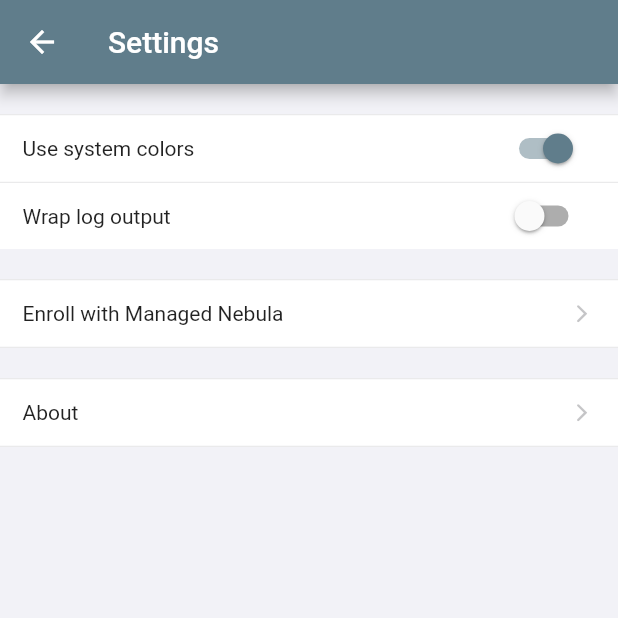
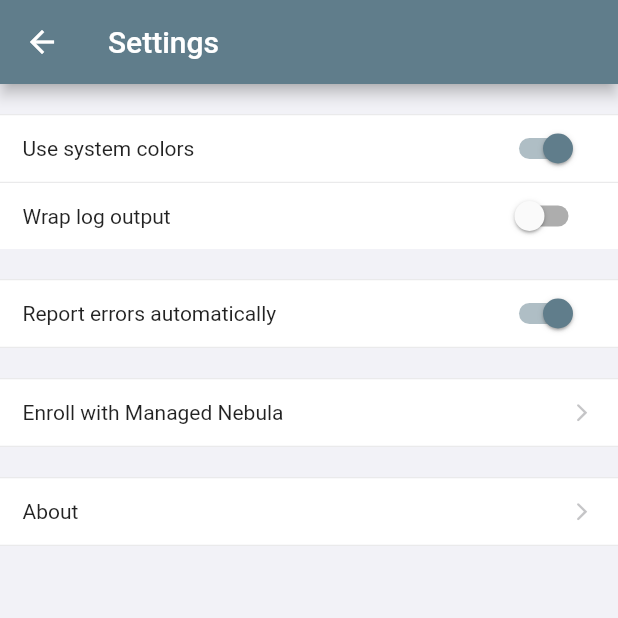
Before and after one commit to DefinedNet/mobile_nebula, a Flutter app: the screen it shows after launch, after a tap on the "menu" icon, on a phone screen of 412 x 824 dp, the top half of it. Run offline on Flutter 3.47's test engine with Material 3 defaults, Android fonts, the phone set to English and light mode, and no system bars; drawn by our look-alikes of flutter_platform_widgets; our stand-ins replace file_picker, flutter_svg, package_info_plus, pull_to_refresh, sentry_flutter, share_plus; missing offline and left inert: mobile_scanner; Roboto replaces fonts that are missing (PublicSans).

Commit message:
Add Sentry crash-reporting opt-out (#211)
* Add Sentry opt-out

* [chore] Remove inaccurate comment

* Prevent line-wrap in iOS

```diff
--- a/lib/main.dart
+++ b/lib/main.dart
@@ -2,7 +2,7 @@ import 'dart:async';
 
 import 'package:flutter/cupertino.dart' show CupertinoThemeData, DefaultCupertinoLocalizations;
 import 'package:flutter/material.dart'
-    show BottomSheetThemeData, Colors, DefaultMaterialLocalizations, ThemeData, ThemeMode, MaterialApp, Scaffold;
+    show BottomSheetThemeData, Colors, DefaultMaterialLocalizations, ThemeData, ThemeMode;
 import 'package:flutter/scheduler.dart';
 import 'package:flutter/services.dart';
 import 'package:flutter/widgets.dart';
@@ -15,6 +15,9 @@ import 'package:sentry_flutter/sentry_flutter.dart';
 
 Future<void> main() async {
   usePathUrlStrategy();
+
+  var settings = Settings();
+  if (settings.trackErrors) {
     await SentryFlutter.init(
       (options) {
         options.dsn = 'https://96106df405ade3f013187dfc8e4200e7@o920269.ingest.us.sentry.io/4508132321001472';
@@ -25,8 +28,9 @@ Future<void> main() async {
       },
       appRunner: () => runApp(Main()),
     );
-
-  // or define SENTRY_DSN via Dart environment variable (--dart-define)
+  } else {
+    runApp(Main());
+  }
 }
 
 //TODO: EventChannel might be better than the stream controller we are using now
--- a/lib/screens/SettingsScreen.dart
+++ b/lib/screens/SettingsScreen.dart
@@ -86,9 +86,26 @@ class _SettingsScreenState extends State<SettingsScreen> {
     ));
 
     items.add(ConfigSection(children: [
+      ConfigItem(
+          label: Text('Report errors automatically'),
+          labelWidth: 250,
+          content: Align(
+              alignment: Alignment.centerRight,
+              child: Switch.adaptive(
+                materialTapTargetSize: MaterialTapTargetSize.shrinkWrap,
+                value: settings.trackErrors,
+                onChanged: (value) {
+                  setState(() {
+                    settings.trackErrors = value;
+                  });
+                },
+              ))),
+    ]));
+
+    items.add(ConfigSection(children: [
       ConfigPageItem(
           label: Text('Enroll with Managed Nebula'),
-          labelWidth: 200,
+          labelWidth: 250,
           onPressed: () =>
               Utils.openPage(context, (context) => EnrollmentScreen(stream: widget.stream, allowCodeEntry: true)))
     ]));
--- a/lib/services/settings.dart
+++ b/lib/services/settings.dart
@@ -3,6 +3,10 @@ import 'dart:convert';
 import 'package:flutter/cupertino.dart';
 import 'package:flutter/scheduler.dart';
 import 'package:mobile_nebula/services/storage.dart';
+import 'package:sentry_flutter/sentry_flutter.dart';
+
+bool DEFAULT_LOG_WRAP = false;
+bool DEFAULT_TRACK_ERRORS = true;
 
 class Settings {
   final _storage = Storage();
@@ -30,11 +34,24 @@ class Settings {
   }
 
   bool get logWrap {
-    return _getBool('logWrap', false);
+    return _getBool('logWrap', DEFAULT_LOG_WRAP);
   }
 
   set logWrap(bool enabled) {
     _set('logWrap', enabled);
+  }
+
+  bool get trackErrors {
+    return _getBool('trackErrors', DEFAULT_TRACK_ERRORS);
+  }
+
+  set trackErrors(bool enabled) {
+    _set('trackErrors', enabled);
+
+    // Side-effect: Disable Sentry immediately
+    if (!enabled) {
+      Sentry.close();
+    }
   }
 
   String _getString(String key, String defaultValue) {
--- a/lib/services/storage.dart
+++ b/lib/services/storage.dart
@@ -42,7 +42,6 @@ class Storage {
       // Read the file
       return await file.readAsString();
     } catch (e) {
-      // If encountering an error, return 0
       return null;
     }
   }
```
Lines whose indentation alone changed are shown as unchanged.
